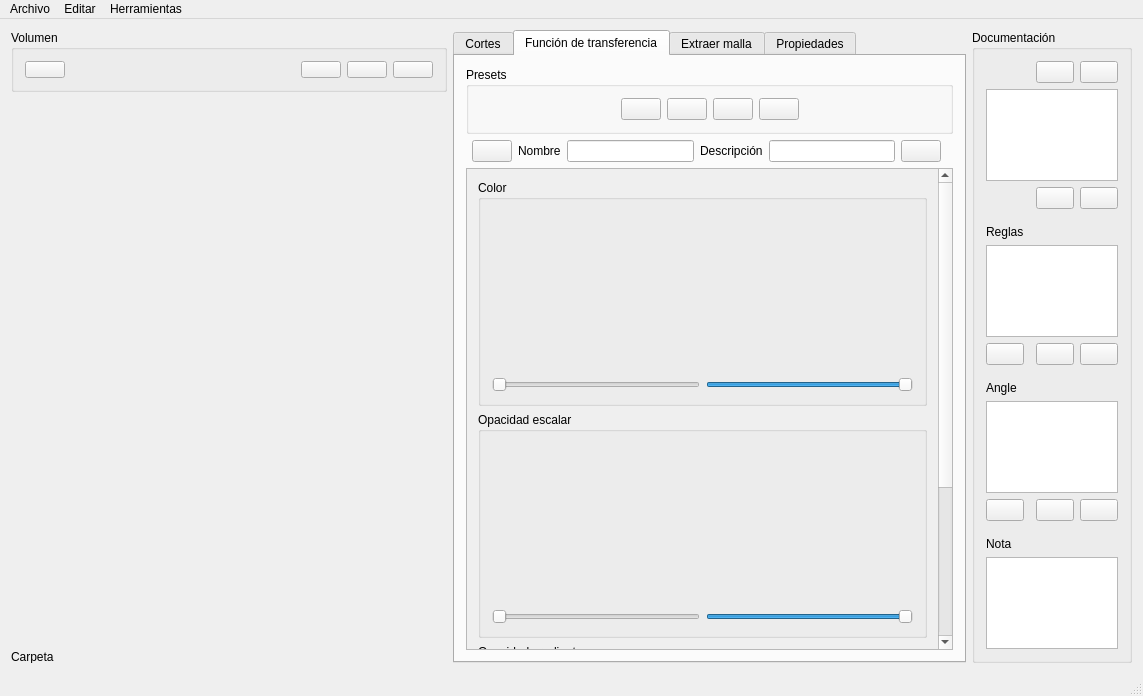
The window that src/GUI/mainwindow.ui (fblupi/3DCurator) describes before a commit, drawn with Qt 5.
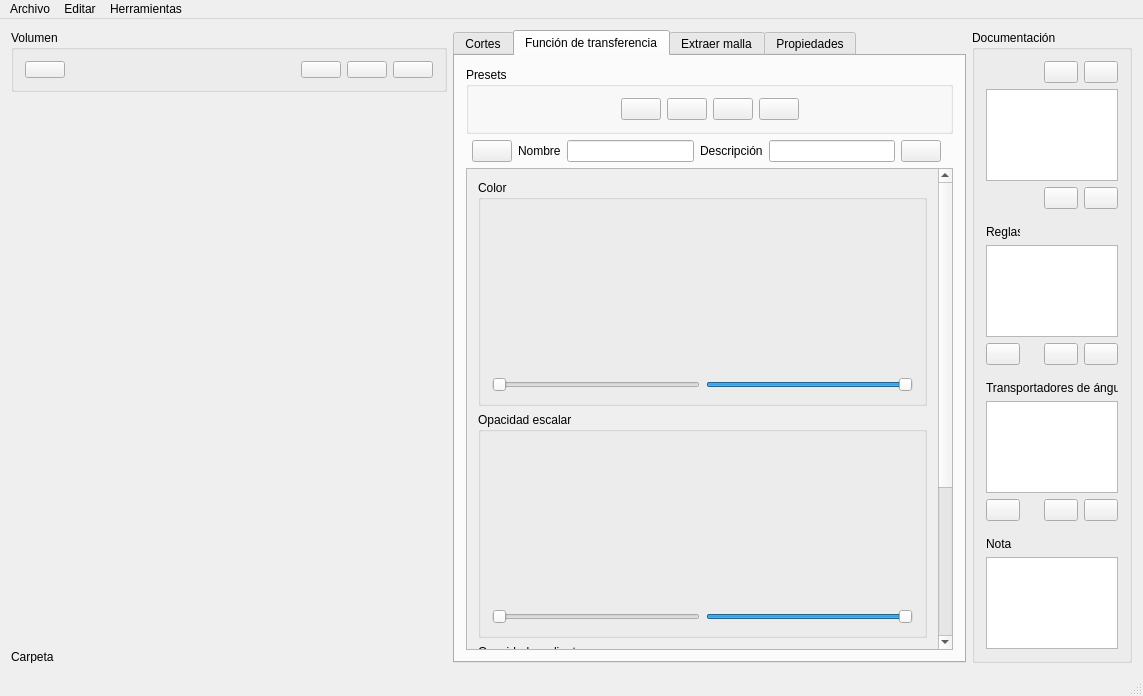
The same window after the commit. The open tabs and pages were chosen to show the change. Icons and pictures are not drawn. Custom widgets are drawn as their Qt base class.

Commit message: Assign protractors to ROD closes #38

Patch:
```diff
--- a/src/GUI/mainwindow.ui
+++ b/src/GUI/mainwindow.ui
@@ -1320,13 +1320,6 @@
          </property>
         </spacer>
        </item>
-       <item row="8" column="0">
-        <widget class="QLabel" name="angleLabel">
-         <property name="text">
-          <string>Angle</string>
-         </property>
-        </widget>
-       </item>
        <item row="1" column="0" colspan="4">
         <widget class="QListWidget" name="RODList"/>
        </item>
@@ -1634,6 +1627,13 @@
        <item row="13" column="0" colspan="4">
         <widget class="QTextEdit" name="annotation"/>
        </item>
+       <item row="8" column="0" colspan="4">
+        <widget class="QLabel" name="protractorLabel">
+         <property name="text">
+          <string>Transportadores de ángulos</string>
+         </property>
+        </widget>
+       </item>
       </layout>
      </widget>
     </item>
```
Left out of the diff: 10 changed lines with no effect on the pictures. The commit also changes 5 other files.
